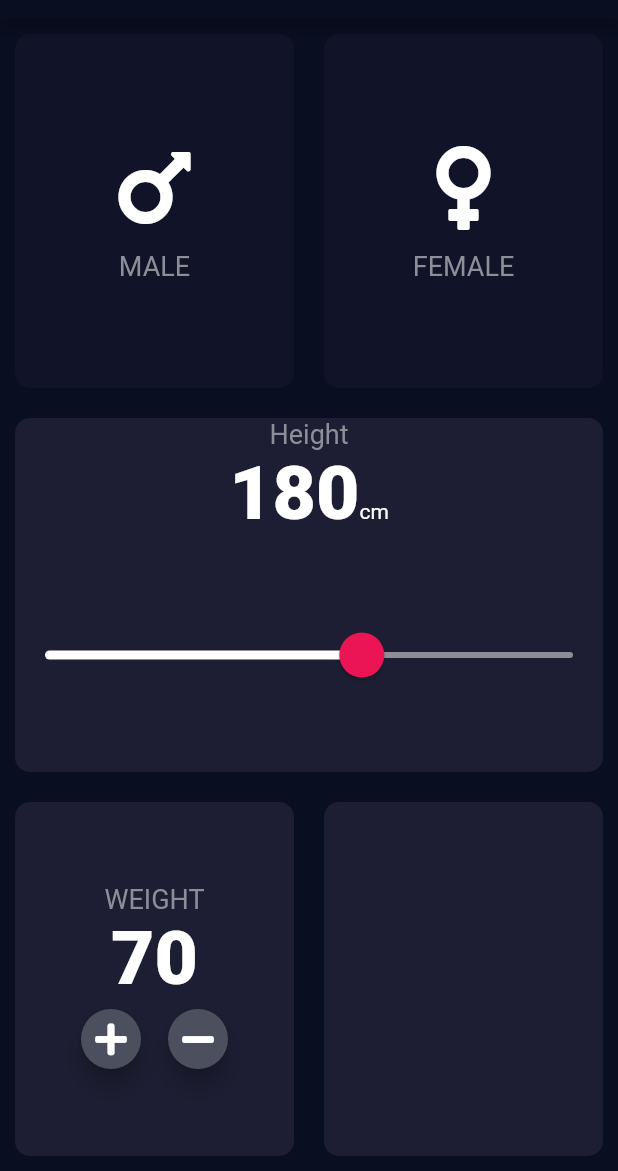
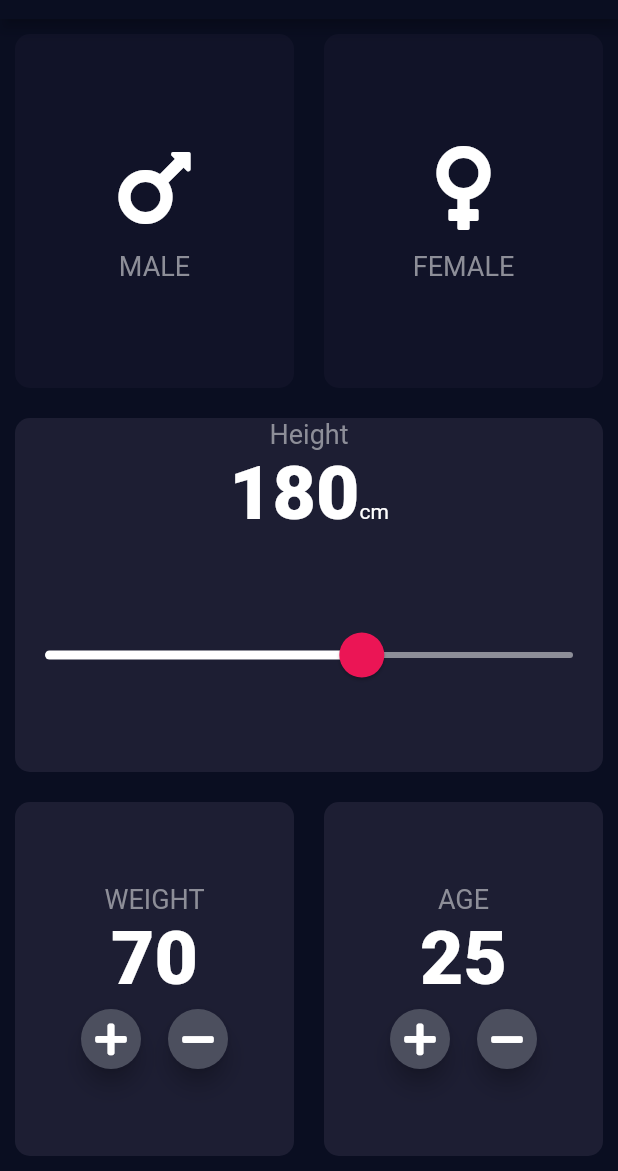
Before and after one commit to ElexandroTorres/BMI-Calculator, a Flutter app: the screen it shows after launch, on a phone screen of 412 x 824 dp, the part 65-1236 px from its top. Run offline on Flutter 3.47's test engine with Material 2 defaults, Android fonts, the phone set to English and light mode, and no system bars; our stand-ins replace font_awesome_flutter.

Commit message:
age funcionality complete

```diff
--- a/lib/input_screen.dart
+++ b/lib/input_screen.dart
@@ -18,6 +18,7 @@ class _InputScreenState extends State<InputScreen> {
 
   int height = 180;
   int weight = 70;
+  int age = 25;
 
   Gender? selectedGender;
 
@@ -170,8 +171,46 @@ class _InputScreenState extends State<InputScreen> {
                   ),
                 ),
                 Expanded(
+                  flex: 1,
                   child: SimpleCard(
                     cardColor: kActiveCardColor,
+                    cardChild: Column(
+                      mainAxisAlignment: MainAxisAlignment.center,
+                      children: [
+                        Text(
+                          'AGE',
+                          style: kLabelTextStyle,
+                        ),
+                        Text(
+                          age.toString(),
+                          style: kNumberTextStyle,
+                        ),
+                        Row(
+                          mainAxisAlignment: MainAxisAlignment.center,
+                          children: [
+                            RoundIconButton(
+                              icon: FontAwesomeIcons.plus,
+                              onPressed: () {
+                                setState(() {
+                                  age++;
+                                });
+                              },
+                            ),
+                            SizedBox(
+                              width: 10.0,
+                            ),
+                            RoundIconButton(
+                              icon: FontAwesomeIcons.minus,
+                              onPressed: () {
+                                setState(() {
+                                  age--;
+                                });
+                              },
+                            ),
+                          ],
+                        ),
+                      ],
+                    ),
                   ),
                 ),
               ],
```
